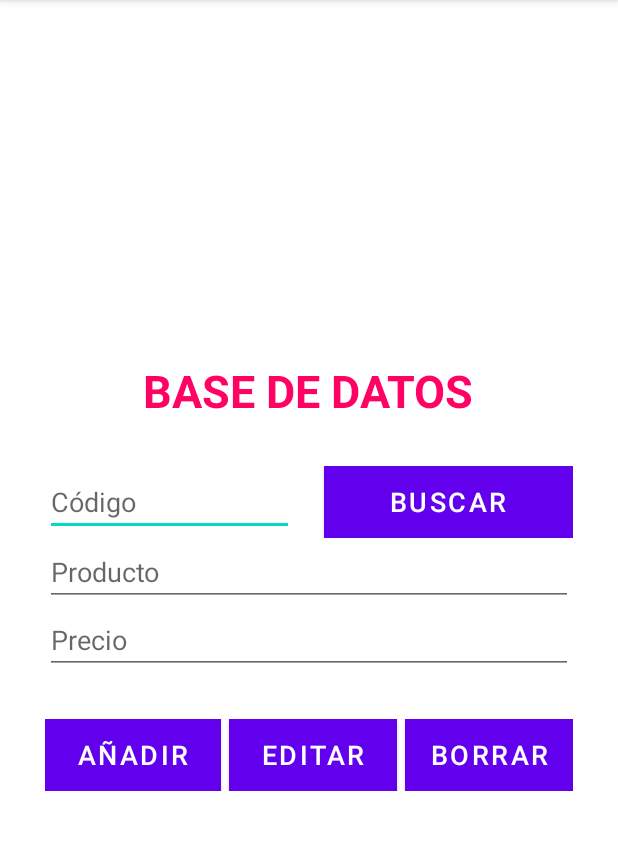
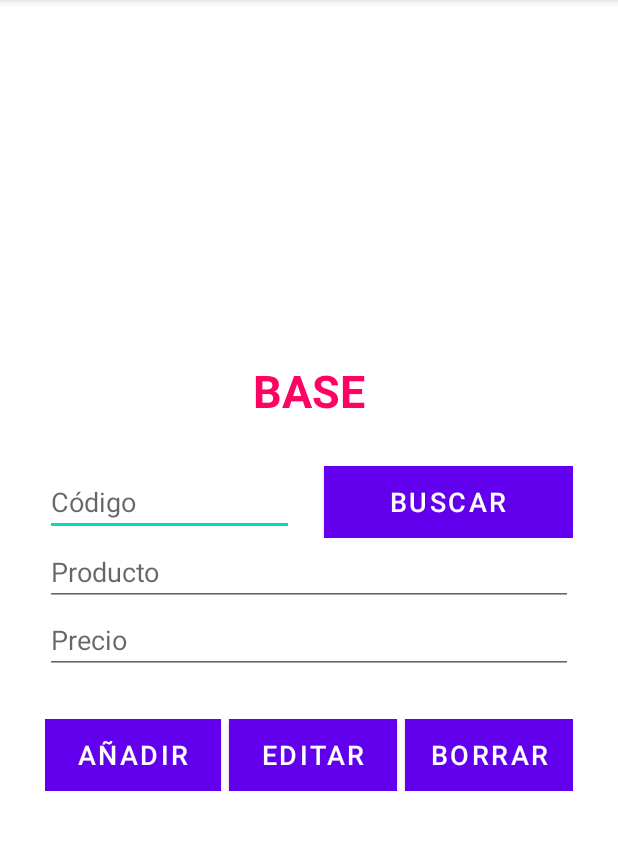
Before and after one commit to airamtaleb/MasterChef, an Android app: the DatabaseActivity screen opened directly, with no data from a screen before it, on a phone screen of 412 x 824 dp, the part 84-934 px from its top. Run offline under Robolectric (Android 15) with nearby library versions, the phone set to English and light mode, and no system bars; our stand-ins replace Volley.

Commit message:
Renombrar titulillo

```diff
--- a/app/src/main/res/layout/activity_data_base.xml
+++ b/app/src/main/res/layout/activity_data_base.xml
@@ -19,7 +19,7 @@
             android:layout_width="wrap_content"
             android:layout_height="wrap_content"
             android:layout_marginBottom="30dp"
-            android:text="BASE DE DATOS"
+            android:text="BASE"
             android:textColor="#FF0264"
             android:textSize="30dp"
             android:textStyle="bold"
```
